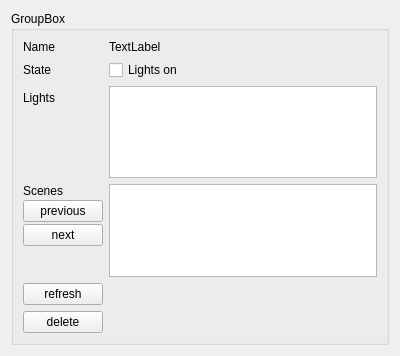
The window that LightControlGui/Widgets/LightGroupWidget.ui (CaptainCoke/LightControl) describes before a commit, drawn with Qt 5.
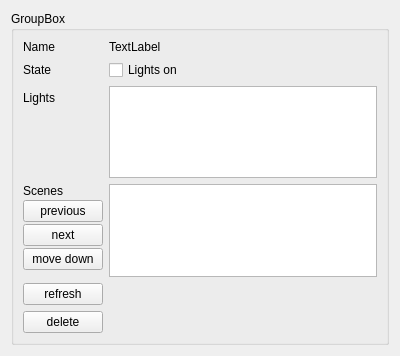
The same window after the commit. Custom widgets are drawn as their Qt base class.

Commit message: Allow reordering of LightGroupScenes by swapping their IDs.

What changed in the file:
```diff
--- a/LightControlGui/Widgets/LightGroupWidget.ui
+++ b/LightControlGui/Widgets/LightGroupWidget.ui
@@ -131,6 +131,13 @@
           </property>
          </widget>
         </item>
+        <item>
+         <widget class="QPushButton" name="buttonMoveSceneDown">
+          <property name="text">
+           <string>move down</string>
+          </property>
+         </widget>
+        </item>
         <item>
          <spacer name="verticalSpacer_2">
           <property name="orientation">
```
The commit also changes 4 other files.
